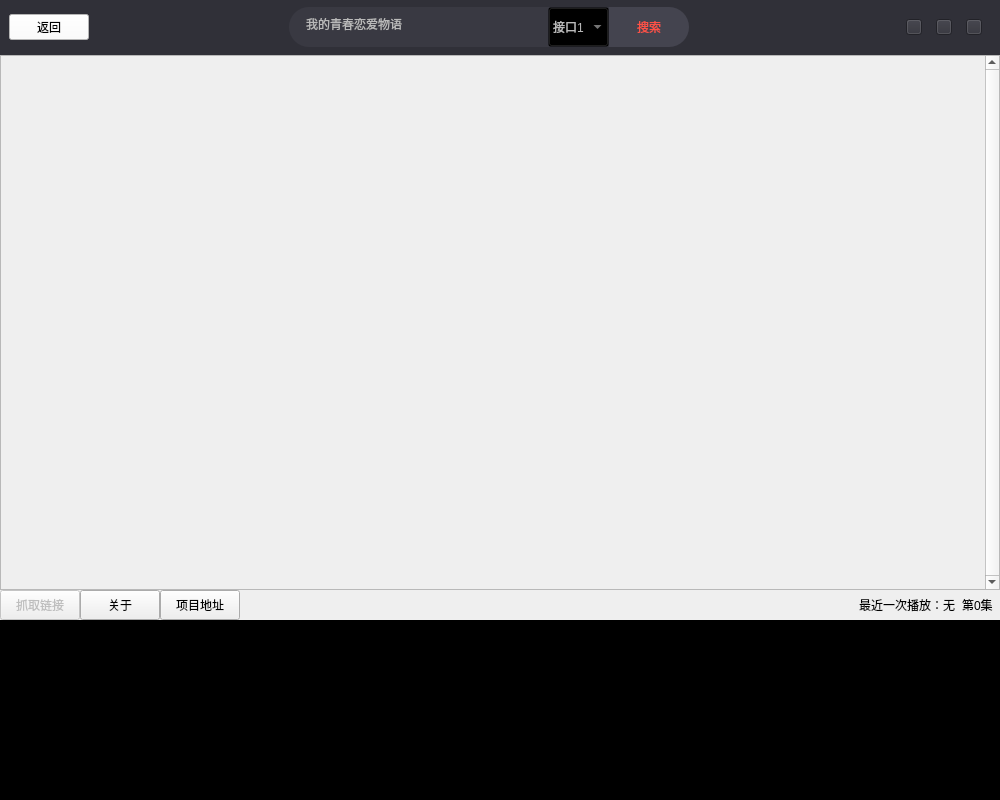
Above: ui/ui_designer/ui_file/forms/mainForm.ui from tanyiqu/AnimeArtifactPro before the change. Below: the same form after it.
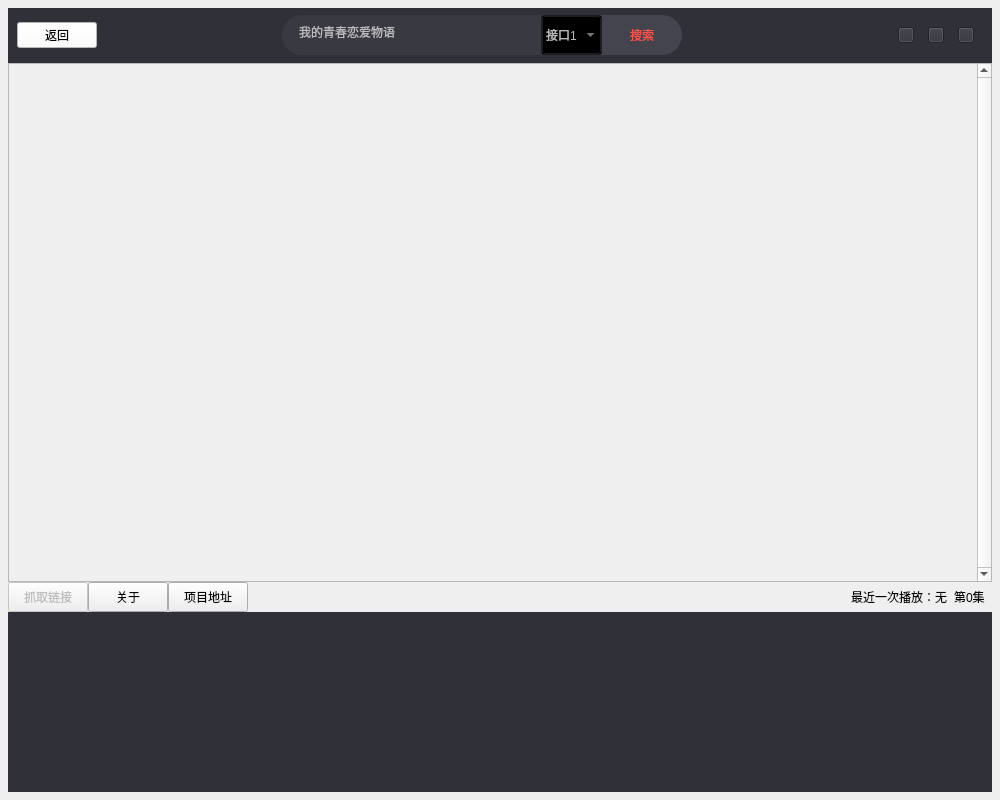
That is the form after the change. The open tabs and pages were chosen to show the change.

The edit to the form file:
```diff
--- a/ui/ui_designer/ui_file/forms/mainForm.ui
+++ b/ui/ui_designer/ui_file/forms/mainForm.ui
@@ -21,16 +21,16 @@
   </property>
   <layout class="QGridLayout" name="gridLayout_4">
    <property name="leftMargin">
-    <number>0</number>
+    <number>8</number>
    </property>
    <property name="topMargin">
-    <number>0</number>
+    <number>8</number>
    </property>
    <property name="rightMargin">
-    <number>0</number>
+    <number>8</number>
    </property>
    <property name="bottomMargin">
-    <number>0</number>
+    <number>8</number>
    </property>
    <property name="spacing">
     <number>0</number>
@@ -215,10 +215,13 @@
       <item row="0" column="0">
        <widget class="QPlainTextEdit" name="console1">
         <property name="styleSheet">
-         <string notr="true">color: rgb(255, 255, 255);
-background-color: rgb(0, 0, 0);
+         <string notr="true">color: #ffffff;
+background-color: #303038;
 font: 12pt &quot;微软雅黑&quot;;</string>
         </property>
+        <property name="frameShape">
+         <enum>QFrame::NoFrame</enum>
+        </property>
         <property name="readOnly">
          <bool>true</bool>
         </property>
@@ -230,10 +233,13 @@
       <item row="0" column="1">
        <widget class="QPlainTextEdit" name="console2">
         <property name="styleSheet">
-         <string notr="true">color: rgb(255, 255, 255);
-background-color: rgb(0, 0, 0);
+         <string notr="true">color: #ffffff;
+background-color: #303038;
 font: 12pt &quot;微软雅黑&quot;;</string>
         </property>
+        <property name="frameShape">
+         <enum>QFrame::NoFrame</enum>
+        </property>
         <property name="readOnly">
          <bool>true</bool>
         </property>
@@ -624,8 +630,8 @@
            <rect>
             <x>0</x>
             <y>0</y>
-            <width>981</width>
-            <height>533</height>
+            <width>81</width>
+            <height>28</height>
            </rect>
           </property>
           <layout class="QGridLayout" name="grid">
@@ -931,8 +937,8 @@
               <rect>
                <x>0</x>
                <y>0</y>
-               <width>923</width>
-               <height>185</height>
+               <width>83</width>
+               <height>30</height>
               </rect>
              </property>
              <layout class="QGridLayout" name="gridBtns"/>
```
